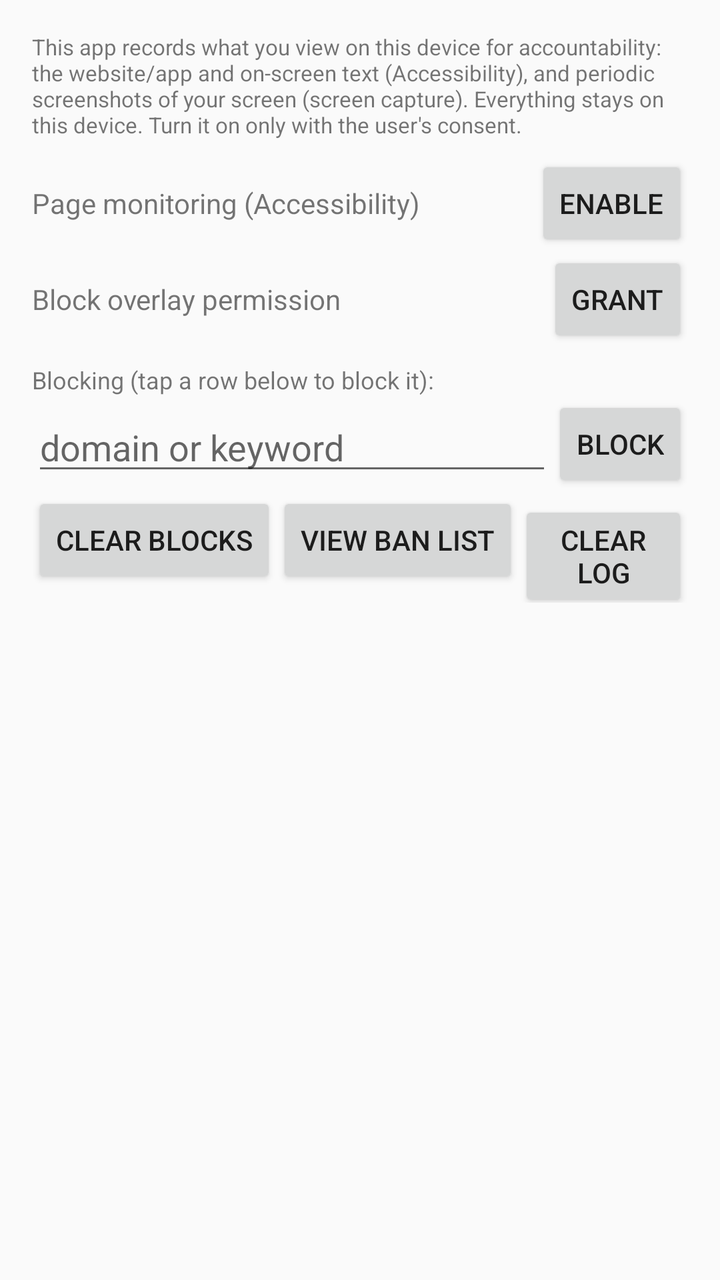
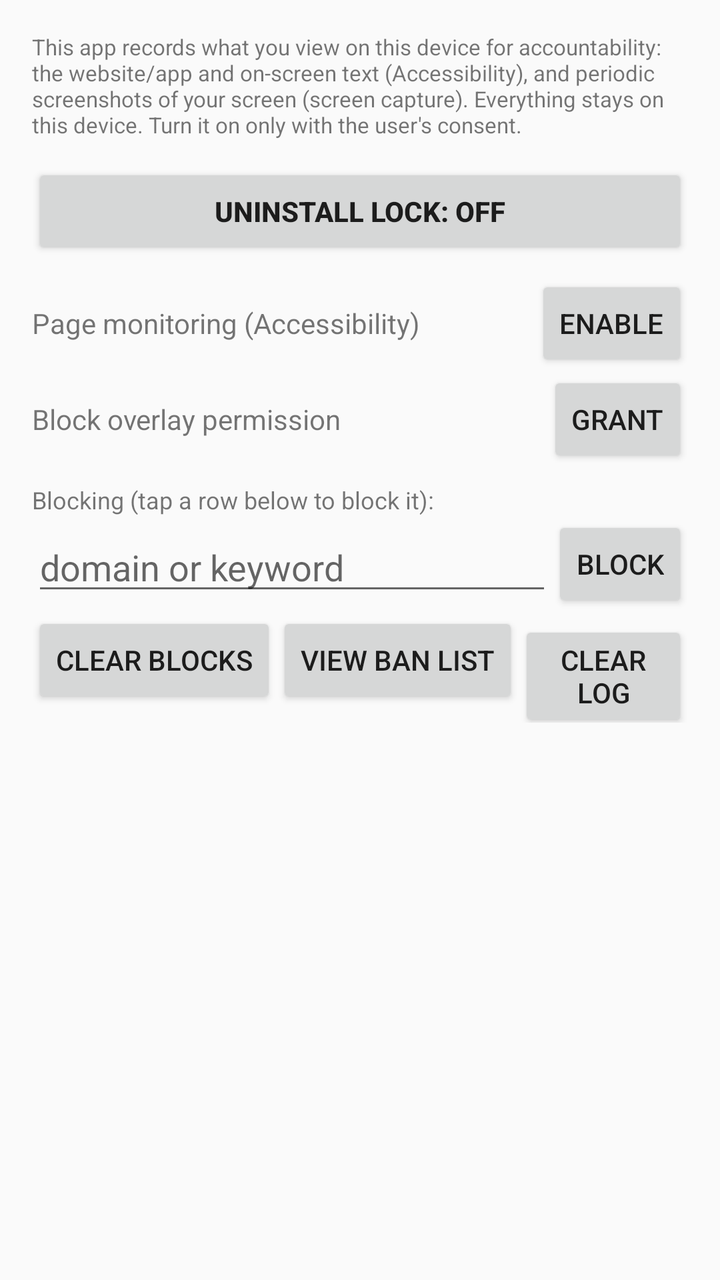

Before-and-after screenshots of an Android layout around one commit, followed by the original layout XML and the change that was made.
<!-- AndroidManifest.xml: application theme Theme.WebTrafficMonitor -->
<!-- res/layout/activity_main.xml -->
<?xml version="1.0" encoding="utf-8"?>
<LinearLayout xmlns:android="http://schemas.android.com/apk/res/android"
    android:layout_width="match_parent"
    android:layout_height="match_parent"
    android:orientation="vertical"
    android:padding="16dp">

    <TextView
        android:id="@+id/disclosure"
        android:layout_width="match_parent"
        android:layout_height="wrap_content"
        android:paddingBottom="8dp"
        android:text="@string/disclosure"
        android:textSize="11sp" />

    <LinearLayout
        android:layout_width="match_parent"
        android:layout_height="wrap_content"
        android:gravity="center_vertical"
        android:orientation="horizontal">

        <TextView
            android:id="@+id/status_accessibility"
            android:layout_width="0dp"
            android:layout_height="wrap_content"
            android:layout_weight="1"
            android:text="@string/page_monitoring" />

        <Button
            android:id="@+id/btn_accessibility"
            style="?android:attr/buttonStyleSmall"
            android:layout_width="wrap_content"
            android:layout_height="wrap_content"
            android:text="@string/enable" />
    </LinearLayout>

    <LinearLayout
        android:layout_width="match_parent"
        android:layout_height="wrap_content"
        android:gravity="center_vertical"
        android:orientation="horizontal">

    </LinearLayout>

    <LinearLayout
        android:layout_width="match_parent"
        android:layout_height="wrap_content"
        android:gravity="center_vertical"
        android:orientation="horizontal">

        <TextView
            android:id="@+id/status_overlay"
            android:layout_width="0dp"
            android:layout_height="wrap_content"
            android:layout_weight="1"
            android:text="@string/overlay_permission" />

        <Button
            android:id="@+id/btn_overlay"
            style="?android:attr/buttonStyleSmall"
            android:layout_width="wrap_content"
            android:layout_height="wrap_content"
            android:text="@string/grant" />
    </LinearLayout>


    <TextView
        android:id="@+id/block_rules"
        android:layout_width="match_parent"
        android:layout_height="wrap_content"
        android:layout_marginTop="8dp"
        android:text="@string/blocking_label"
        android:textSize="12sp" />

    <LinearLayout
        android:layout_width="match_parent"
        android:layout_height="wrap_content"
        android:gravity="center_vertical"
        android:orientation="horizontal">

        <EditText
            android:id="@+id/input_block"
            android:layout_width="0dp"
            android:layout_height="wrap_content"
            android:layout_weight="1"
            android:hint="@string/block_hint"
            android:imeOptions="actionDone"
            android:inputType="textNoSuggestions"
            android:maxLines="1" />

        <Button
            android:id="@+id/btn_block"
            style="?android:attr/buttonStyleSmall"
            android:layout_width="wrap_content"
            android:layout_height="wrap_content"
            android:text="@string/block" />
    </LinearLayout>

    <LinearLayout
        android:layout_width="match_parent"
        android:layout_height="wrap_content"
        android:gravity="end"
        android:orientation="horizontal">

        <Button
            android:id="@+id/btn_clear_blocks"
            style="?android:attr/buttonStyleSmall"
            android:layout_width="wrap_content"
            android:layout_height="wrap_content"
            android:text="@string/clear_blocks" />

        <Button
            android:id="@+id/btn_ban_list"
            android:layout_width="wrap_content"
            android:layout_height="wrap_content"
            android:text="View ban list" />

        <Button
            android:id="@+id/btn_clear_log"
            style="?android:attr/buttonStyleSmall"
            android:layout_width="wrap_content"
            android:layout_height="wrap_content"
            android:text="@string/clear_log" />
    </LinearLayout>

    <TextView
        android:id="@+id/empty_list"
        android:layout_width="match_parent"
        android:layout_height="wrap_content"
        android:paddingVertical="24dp"
        android:text="@string/empty_list"
        android:textAlignment="center"
        android:visibility="gone" />

    <androidx.recyclerview.widget.RecyclerView
        android:id="@+id/list"
        android:layout_width="match_parent"
        android:layout_height="0dp"
        android:layout_weight="1"
        android:clipToPadding="false"
        android:paddingTop="8dp" />

</LinearLayout>
<!-- resources referenced by this layout -->
<resources>
  <string name="block">Block</string>
  <string name="block_hint">domain or keyword</string>
  <string name="blocking_label">Blocking (tap a row below to block it):</string>
  <string name="clear_blocks">Clear blocks</string>
  <string name="clear_log">Clear log</string>
  <string name="disclosure">This app records what you view on this device for accountability: the website/app and on-screen text (Accessibility), and periodic screenshots of your screen (screen capture). Everything stays on this device. Turn it on only with the user\'s consent.</string>
  <string name="empty_list">Nothing recorded yet. Turn on monitoring above.</string>
  <string name="enable">Enable</string>
  <string name="grant">Grant</string>
  <string name="overlay_permission">Block overlay permission</string>
  <string name="page_monitoring">Page monitoring (Accessibility)</string>
  <style name="Theme.WebTrafficMonitor" parent="Theme.AppCompat.Light.NoActionBar" />
</resources>

<!-- the commit's change to res/layout/activity_main.xml (unified diff, before → after) -->
@@ -12,6 +12,16 @@
         android:paddingBottom="8dp"
         android:text="@string/disclosure"
         android:textSize="11sp" />
+
+    
+    <Button
+        android:id="@+id/btn_uninstall_guard"
+        android:layout_width="match_parent"
+        android:layout_height="wrap_content"
+        android:layout_marginTop="4dp"
+        android:layout_marginBottom="8dp"
+        android:text="Uninstall lock: OFF"
+        android:textStyle="bold" />
 
     <LinearLayout
         android:layout_width="match_parent"
@@ -121,6 +131,7 @@
             android:layout_width="wrap_content"
             android:layout_height="wrap_content"
             android:text="@string/clear_log" />
+
     </LinearLayout>
 
     <TextView
